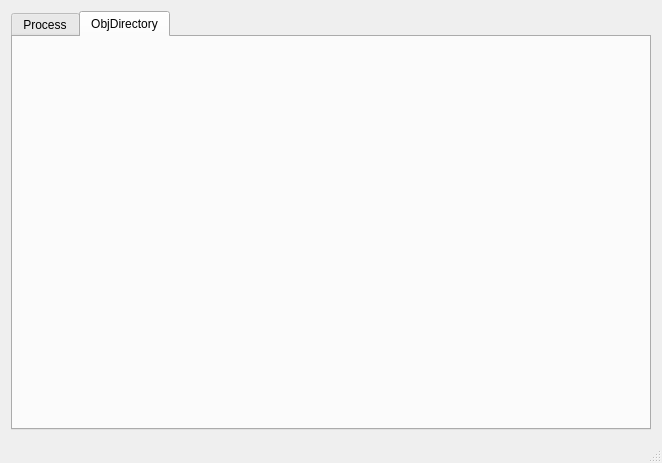
The window that OpenArk/ui/openark.ui (Qazwar/OpenArk-1) describes before a commit, drawn with Qt 5.
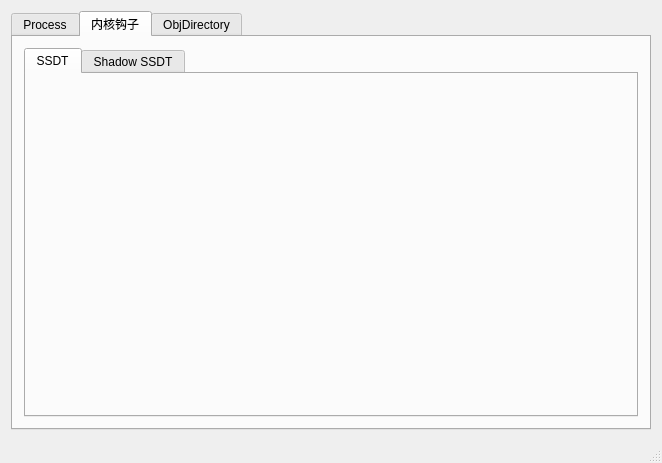
The same window after the commit.

Patch:
```diff
--- a/OpenArk/ui/openark.ui
+++ b/OpenArk/ui/openark.ui
@@ -25,6 +25,30 @@
         <string>Process</string>
        </attribute>
       </widget>
+      <widget class="QWidget" name="tabKernelHook">
+       <attribute name="title">
+        <string>内核钩子</string>
+       </attribute>
+       <layout class="QGridLayout" name="gridLayout_3">
+        <item row="0" column="0">
+         <widget class="QTabWidget" name="tabWidgetKernelHook">
+          <property name="currentIndex">
+           <number>0</number>
+          </property>
+          <widget class="QWidget" name="tabSSDT">
+           <attribute name="title">
+            <string>SSDT</string>
+           </attribute>
+          </widget>
+          <widget class="QWidget" name="tabShadowSSDT">
+           <attribute name="title">
+            <string>Shadow SSDT</string>
+           </attribute>
+          </widget>
+         </widget>
+        </item>
+       </layout>
+      </widget>
       <widget class="QWidget" name="tabObjDir">
        <attribute name="title">
         <string>ObjDirectory</string>
```
